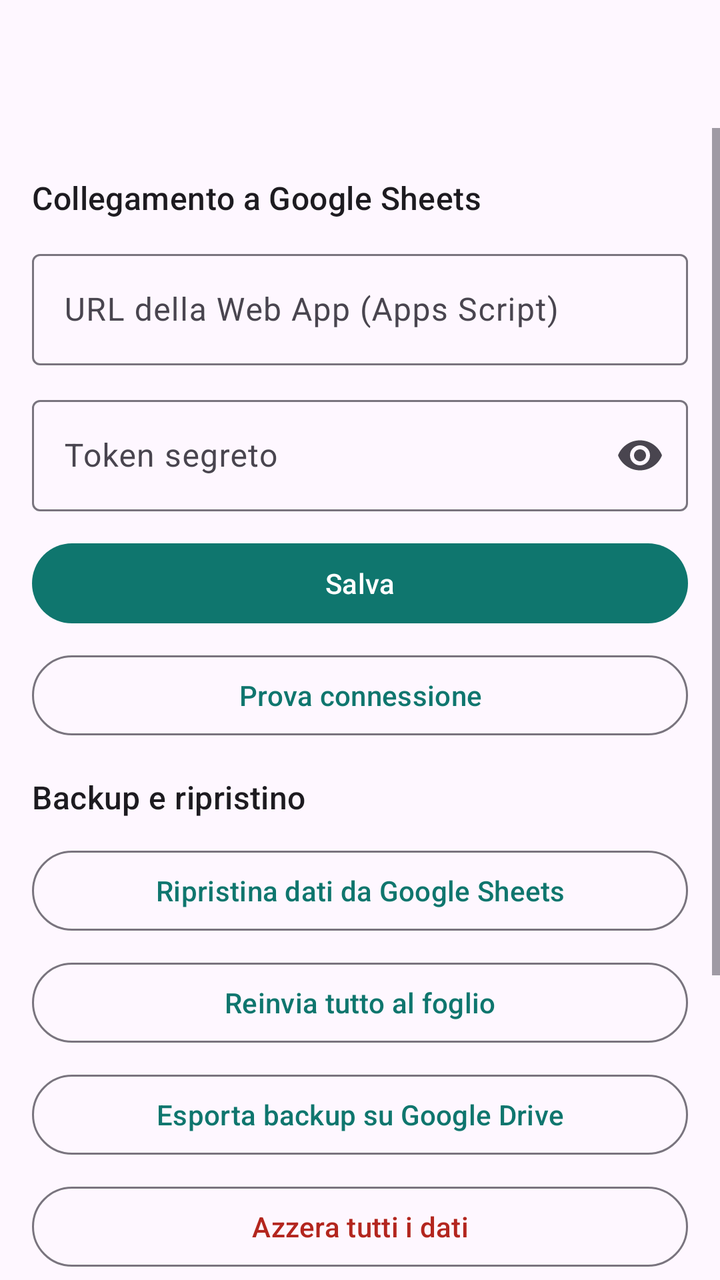
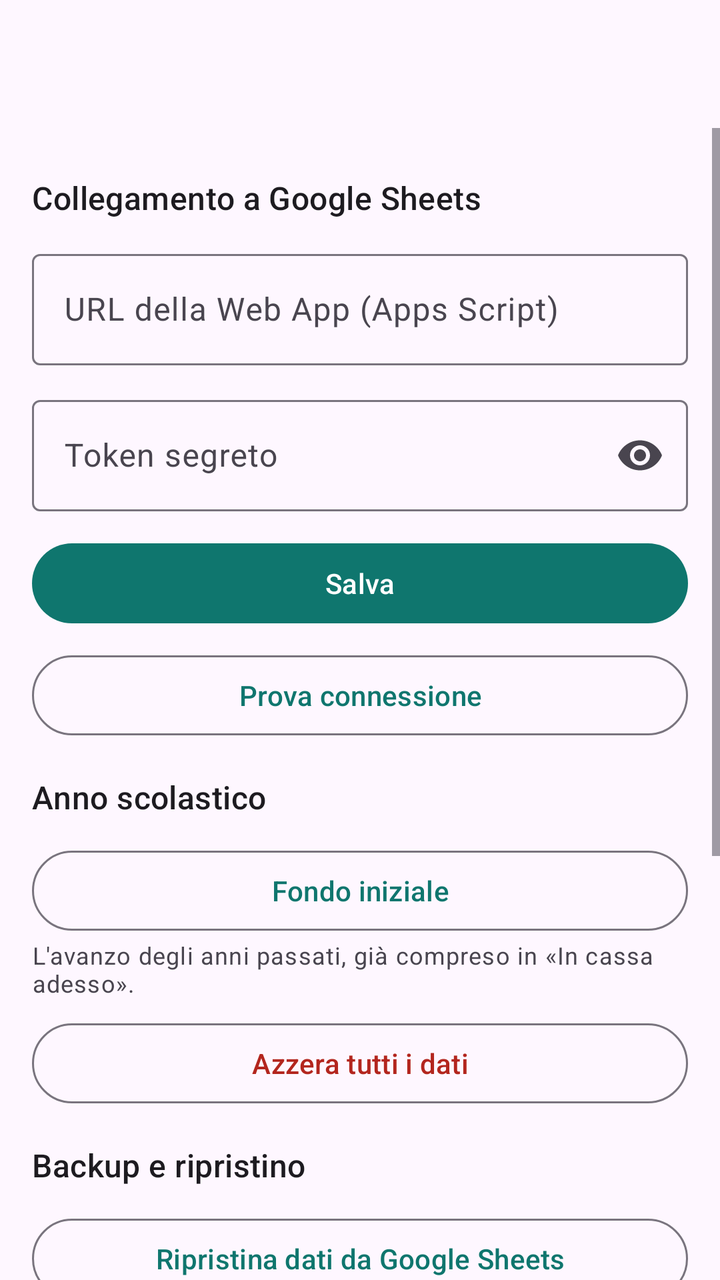

Screens rendered from an Android XML layout before and after an edit, with the pre-edit source and the edit as a unified diff.
<!-- AndroidManifest.xml: application theme Theme.Fondocassa -->
<!-- res/layout/activity_settings.xml -->
<?xml version="1.0" encoding="utf-8"?>
<LinearLayout xmlns:android="http://schemas.android.com/apk/res/android" xmlns:app="http://schemas.android.com/apk/res-auto"
    android:layout_width="match_parent"
    android:layout_height="match_parent"
    android:orientation="vertical">

    <com.google.android.material.appbar.MaterialToolbar
        android:id="@+id/toolbar"
        android:layout_width="match_parent"
        android:layout_height="?attr/actionBarSize" />

    <ScrollView
        android:layout_width="match_parent"
        android:layout_height="0dp"
        android:layout_weight="1">

    <LinearLayout
        android:layout_width="match_parent"
        android:layout_height="wrap_content"
        android:orientation="vertical"
        android:padding="16dp">

        <TextView
            android:layout_width="match_parent"
            android:layout_height="wrap_content"
            android:layout_marginTop="8dp"
            android:layout_marginBottom="12dp"
            android:text="@string/impostazioni_connessione"
            android:textAppearance="?attr/textAppearanceTitleMedium" />
        <com.google.android.material.textfield.TextInputLayout
            android:id="@+id/layout_endpoint"
            style="?attr/textInputOutlinedStyle"
            android:layout_width="match_parent"
            android:layout_height="wrap_content"
            android:layout_marginBottom="12dp"
            android:hint="@string/impostazioni_endpoint">

            <com.google.android.material.textfield.TextInputEditText
                android:id="@+id/campo_endpoint"
                android:layout_width="match_parent"
                android:layout_height="wrap_content"
                android:inputType="textUri" />
        </com.google.android.material.textfield.TextInputLayout>
        <com.google.android.material.textfield.TextInputLayout
            android:id="@+id/layout_token"
            app:endIconMode="password_toggle"
            style="?attr/textInputOutlinedStyle"
            android:layout_width="match_parent"
            android:layout_height="wrap_content"
            android:layout_marginBottom="12dp"
            android:hint="@string/impostazioni_token">

            <com.google.android.material.textfield.TextInputEditText
                android:id="@+id/campo_token"
                android:layout_width="match_parent"
                android:layout_height="wrap_content"
                android:inputType="textPassword" />
        </com.google.android.material.textfield.TextInputLayout>
        <com.google.android.material.button.MaterialButton
            android:id="@+id/salva"
            android:layout_width="match_parent"
            android:layout_height="wrap_content"
            android:layout_marginBottom="8dp"
            android:text="@string/azione_salva" />
        <com.google.android.material.button.MaterialButton
            android:id="@+id/prova"
            style="?attr/materialButtonOutlinedStyle"
            android:layout_width="match_parent"
            android:layout_height="wrap_content"
            android:layout_marginBottom="8dp"
            android:text="@string/impostazioni_prova" />
        <TextView
            android:layout_width="match_parent"
            android:layout_height="wrap_content"
            android:layout_marginTop="8dp"
            android:layout_marginBottom="12dp"
            android:text="@string/impostazioni_backup"
            android:textAppearance="?attr/textAppearanceTitleMedium" />
        <com.google.android.material.button.MaterialButton
            android:id="@+id/ripristina"
            style="?attr/materialButtonOutlinedStyle"
            android:layout_width="match_parent"
            android:layout_height="wrap_content"
            android:layout_marginBottom="8dp"
            android:text="@string/ripristina" />
        <com.google.android.material.button.MaterialButton
            android:id="@+id/reinvia"
            style="?attr/materialButtonOutlinedStyle"
            android:layout_width="match_parent"
            android:layout_height="wrap_content"
            android:layout_marginBottom="8dp"
            android:text="@string/reinvia" />
        <com.google.android.material.button.MaterialButton
            android:id="@+id/esporta_backup"
            style="?attr/materialButtonOutlinedStyle"
            android:layout_width="match_parent"
            android:layout_height="wrap_content"
            android:layout_marginBottom="8dp"
            android:text="@string/esporta_backup" />
        <com.google.android.material.button.MaterialButton
            android:id="@+id/azzera"
            style="?attr/materialButtonOutlinedStyle"
            android:layout_width="match_parent"
            android:layout_height="wrap_content"
            android:layout_marginBottom="8dp"
            android:text="@string/azzera"
            android:textColor="?attr/colorError" />
        <TextView
            android:layout_width="match_parent"
            android:layout_height="wrap_content"
            android:layout_marginTop="8dp"
            android:layout_marginBottom="12dp"
            android:text="@string/impostazioni_sicurezza"
            android:textAppearance="?attr/textAppearanceTitleMedium" />
        <com.google.android.material.button.MaterialButton
            android:id="@+id/cambia_pin"
            style="?attr/materialButtonOutlinedStyle"
            android:layout_width="match_parent"
            android:layout_height="wrap_content"
            android:layout_marginBottom="8dp"
            android:text="@string/cambia_pin" />
        <com.google.android.material.materialswitch.MaterialSwitch
            android:id="@+id/biometria"
            android:layout_width="match_parent"
            android:layout_height="wrap_content"
            android:text="@string/usa_biometria" />

        <ProgressBar
            android:id="@+id/attesa"
            android:layout_width="wrap_content"
            android:layout_height="wrap_content"
            android:layout_gravity="center_horizontal"
            android:layout_marginTop="12dp"
            android:visibility="gone" />

        <TextView
            android:id="@+id/versione"
            android:layout_width="match_parent"
            android:layout_height="wrap_content"
            android:layout_marginTop="24dp"
            android:gravity="center"
            android:textAppearance="?attr/textAppearanceBodySmall" />
    </LinearLayout>
    </ScrollView>
</LinearLayout>
<!-- resources referenced by this layout -->
<resources>
  <string name="azione_salva">Salva</string>
  <string name="azzera">Azzera tutti i dati</string>
  <string name="cambia_pin">Cambia PIN</string>
  <string name="esporta_backup">Esporta backup su Google Drive</string>
  <string name="impostazioni_backup">Backup e ripristino</string>
  <string name="impostazioni_connessione">Collegamento a Google Sheets</string>
  <string name="impostazioni_endpoint">URL della Web App (Apps Script)</string>
  <string name="impostazioni_prova">Prova connessione</string>
  <string name="impostazioni_sicurezza">Sicurezza</string>
  <string name="impostazioni_token">Token segreto</string>
  <string name="reinvia">Reinvia tutto al foglio</string>
  <string name="ripristina">Ripristina dati da Google Sheets</string>
  <string name="usa_biometria">Sblocca con impronta o volto</string>
  <style name="Theme.Fondocassa" parent="Theme.Material3.DayNight.NoActionBar">
          <item name="colorPrimary">@color/verde</item>
          <item name="colorOnPrimary">@android:color/white</item>
          <item name="colorSecondary">@color/verde</item>
      </style>
  <color name="verde">#0F766E</color>
</resources>

<!-- the commit's change to res/layout/activity_settings.xml (unified diff, before → after) -->
@@ -74,6 +74,33 @@
             android:layout_height="wrap_content"
             android:layout_marginTop="8dp"
             android:layout_marginBottom="12dp"
+            android:text="@string/impostazioni_anno"
+            android:textAppearance="?attr/textAppearanceTitleMedium" />
+        <com.google.android.material.button.MaterialButton
+            android:id="@+id/fondo_iniziale"
+            style="?attr/materialButtonOutlinedStyle"
+            android:layout_width="match_parent"
+            android:layout_height="wrap_content"
+            android:text="@string/fondo_iniziale" />
+        <TextView
+            android:layout_width="match_parent"
+            android:layout_height="wrap_content"
+            android:layout_marginBottom="8dp"
+            android:text="@string/fondo_iniziale_nota"
+            android:textAppearance="?attr/textAppearanceBodySmall" />
+        <com.google.android.material.button.MaterialButton
+            android:id="@+id/azzera"
+            style="?attr/materialButtonOutlinedStyle"
+            android:layout_width="match_parent"
+            android:layout_height="wrap_content"
+            android:layout_marginBottom="8dp"
+            android:text="@string/azzera"
+            android:textColor="?attr/colorError" />
+        <TextView
+            android:layout_width="match_parent"
+            android:layout_height="wrap_content"
+            android:layout_marginTop="8dp"
+            android:layout_marginBottom="12dp"
             android:text="@string/impostazioni_backup"
             android:textAppearance="?attr/textAppearanceTitleMedium" />
         <com.google.android.material.button.MaterialButton
@@ -97,14 +124,6 @@
             android:layout_height="wrap_content"
             android:layout_marginBottom="8dp"
             android:text="@string/esporta_backup" />
-        <com.google.android.material.button.MaterialButton
-            android:id="@+id/azzera"
-            style="?attr/materialButtonOutlinedStyle"
-            android:layout_width="match_parent"
-            android:layout_height="wrap_content"
-            android:layout_marginBottom="8dp"
-            android:text="@string/azzera"
-            android:textColor="?attr/colorError" />
         <TextView
             android:layout_width="match_parent"
             android:layout_height="wrap_content"
<!-- resource entries referenced after the edit -->
@@ -4,6 +4,9 @@
   <string name="azzera">Azzera tutti i dati</string>
   <string name="cambia_pin">Cambia PIN</string>
   <string name="esporta_backup">Esporta backup su Google Drive</string>
+  <string name="fondo_iniziale">Fondo iniziale</string>
+  <string name="fondo_iniziale_nota">L\'avanzo degli anni passati, già compreso in «In cassa adesso».</string>
+  <string name="impostazioni_anno">Anno scolastico</string>
   <string name="impostazioni_backup">Backup e ripristino</string>
   <string name="impostazioni_connessione">Collegamento a Google Sheets</string>
   <string name="impostazioni_endpoint">URL della Web App (Apps Script)</string>
